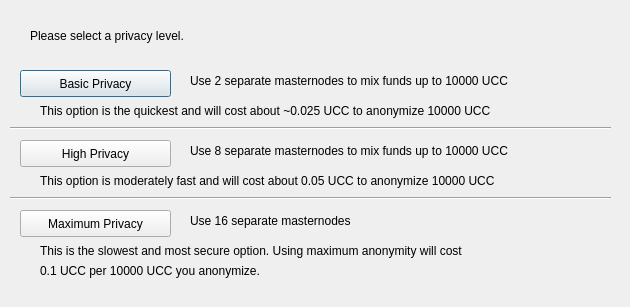
Above: src/qt/forms/obfuscationconfig.ui from swampcoin/bwrgocoin before the change. Below: the same form after it.
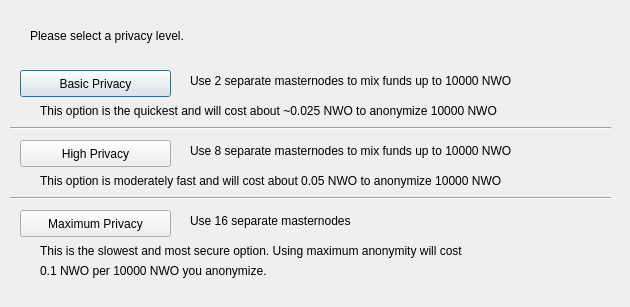
That is the form after the change.

Diff of the .ui file:
```diff
--- a/src/qt/forms/obfuscationconfig.ui
+++ b/src/qt/forms/obfuscationconfig.ui
@@ -75,7 +75,7 @@
     </rect>
    </property>
    <property name="text">
-    <string>Use 2 separate masternodes to mix funds up to 10000 UCC</string>
+    <string>Use 2 separate masternodes to mix funds up to 10000 NWO</string>
    </property>
   </widget>
   <widget class="QLabel" name="label_3">
@@ -88,7 +88,7 @@
     </rect>
    </property>
    <property name="text">
-    <string>Use 8 separate masternodes to mix funds up to 10000 UCC</string>
+    <string>Use 8 separate masternodes to mix funds up to 10000 NWO</string>
    </property>
   </widget>
   <widget class="QLabel" name="label_4">
@@ -114,7 +114,7 @@
     </rect>
    </property>
    <property name="text">
-    <string>This option is the quickest and will cost about ~0.025 UCC to anonymize 10000 UCC</string>
+    <string>This option is the quickest and will cost about ~0.025 NWO to anonymize 10000 NWO</string>
    </property>
   </widget>
   <widget class="QLabel" name="label_7">
@@ -127,7 +127,7 @@
     </rect>
    </property>
    <property name="text">
-    <string>This option is moderately fast and will cost about 0.05 UCC to anonymize 10000 UCC</string>
+    <string>This option is moderately fast and will cost about 0.05 NWO to anonymize 10000 NWO</string>
    </property>
   </widget>
   <widget class="QLabel" name="label_8">
@@ -153,7 +153,7 @@
     </rect>
    </property>
    <property name="text">
-    <string>0.1 UCC per 10000 UCC you anonymize.</string>
+    <string>0.1 NWO per 10000 NWO you anonymize.</string>
    </property>
   </widget>
   <widget class="Line" name="line">
```
